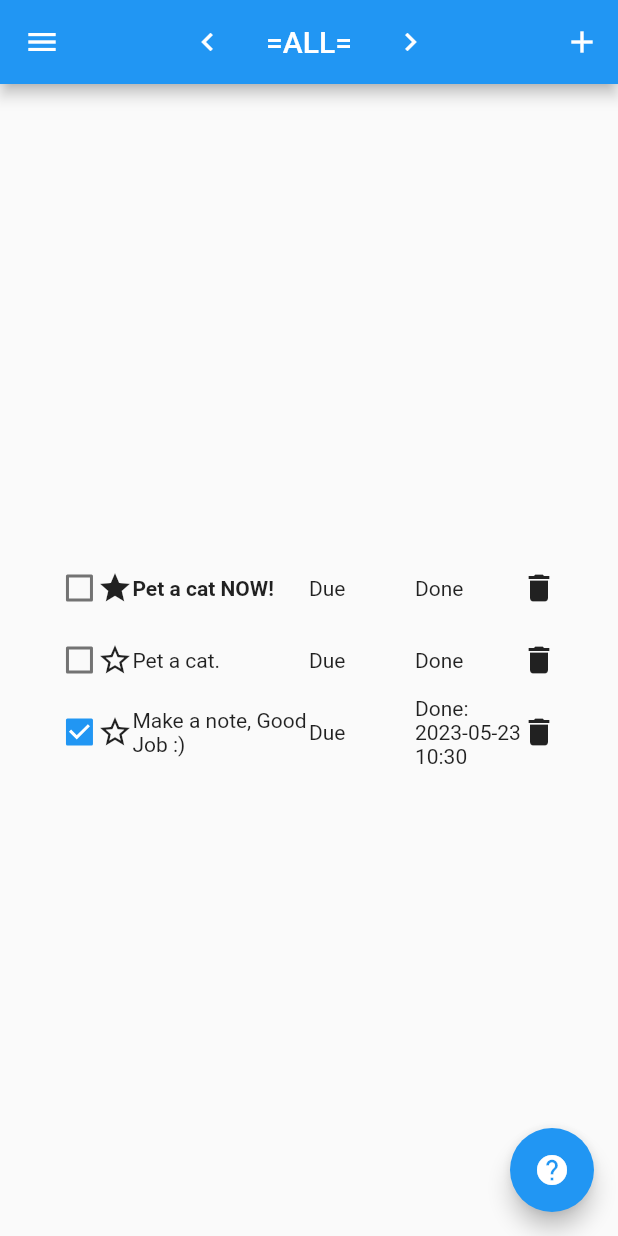
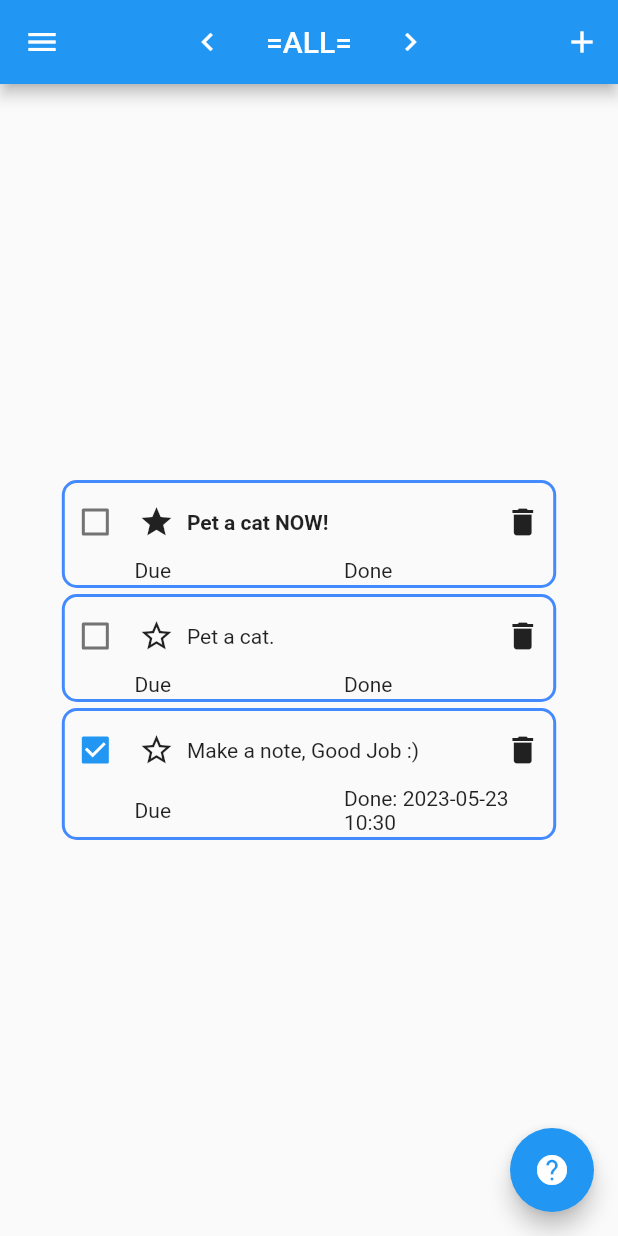
Before and after one commit to KittKat7/remempurr, a Flutter app: the TodoPage screen opened by its route, on a phone screen of 412 x 824 dp. Run offline on Flutter 3.47's test engine with Material 2 defaults, Android fonts, the phone set to English and light mode, and no system bars; our stand-ins replace flutter_markdown, hive_flutter, permission_handler; missing offline and left inert: file_selector, universal_html; accounts and stored records are empty.

```diff
--- a/lib/helpers/graphics.dart
+++ b/lib/helpers/graphics.dart
@@ -26,11 +26,13 @@ bool isDark = true;
 Size getScreenSize(BuildContext context) {
 	Size size = MediaQuery.of(context).size;
 
-	double scaleW = size.width / 10;
-	double scaleH = size.height / 16;
+	double aspectW = 1;
+	// double aspectW = 10;
+	double aspectH = 1;
+	// double aspectH = 16;
 
-	double aspectW = 10;
-	double aspectH = 16;
+	double scaleW = size.width / aspectW;
+	double scaleH = size.height / aspectH;
 
 	// ignore: unused_local_variable
 	double drawW = scaleW / aspectW;
@@ -84,8 +86,8 @@ Widget readFileWidget(String path) {
 } // end readFileWidget
 
 
-void enterTxtPopup(BuildContext context, String title, String def, Function(String) onConfirm) {
-  final TextEditingController controller = TextEditingController(text: def);
+void enterTxtPopup(BuildContext context, String title, String hint, Function(String) onConfirm) {
+  final TextEditingController controller = TextEditingController();
 
   showDialog(
     context: context,
@@ -93,6 +95,9 @@ void enterTxtPopup(BuildContext context, String title, String def, Function(Stri
       return AlertDialog(
         title: Text(title),
         content: TextField(
+					decoration: InputDecoration(
+						hintText: hint
+					),
           controller: controller,
           onChanged: (value) {
             // Handle text change
--- a/lib/pages/todo_page.dart
+++ b/lib/pages/todo_page.dart
@@ -28,7 +28,7 @@ class _TodoPageState extends State<TodoPage>
 			},
 		);
 
-		// new todo button
+		// new to-do button
 		var newTodoBtn = IconButton(
 			icon: const Icon(Icons.add),
 			onPressed: () {
@@ -288,18 +288,32 @@ List<Widget> displayTodoItems(BuildContext context, State state) {
 			checkbox,
 			star,
 			description,
-			dueDate,
-			compDate,
+			// dueDate,
+			// compDate,
 			delBtn,
 		]);
 
-		todoItems.add(
-			row
+		var column = Container(
+			decoration: BoxDecoration(
+				border: Border.all(color: Colors.blueAccent, width: 2),
+				borderRadius: BorderRadius.circular(10)
+			),
+			margin: EdgeInsets.only(top: 2, bottom: 2),
+			child: Container(margin: EdgeInsets.only(top: 2, bottom: 2), child: Column(
+				children: [
+					row,
+					if (toLong) Row(children: [const Expanded(flex: 1, child: SizedBox()), fullDescription]),
+					Row(children: [const Expanded(flex: 1, child: SizedBox()), dueDate, compDate,])
+				],
+			))
 		);
 
-		if (toLong) {
-			todoItems.add(Row(children: [const Expanded(flex: 1, child: SizedBox()), fullDescription]));
-		}
+		todoItems.add(
+			column
+		);
+
+
+
 
 
 	}
```
Also changed, not shown: lib/classes/todolist.dart (+10 -7 lines), lib/helpers/helpers.dart (+97 -0 lines), lib/main.dart (+12 -6 lines), pubspec.yaml (+7 -6 lines), pubspec.lock, 8 other files.
